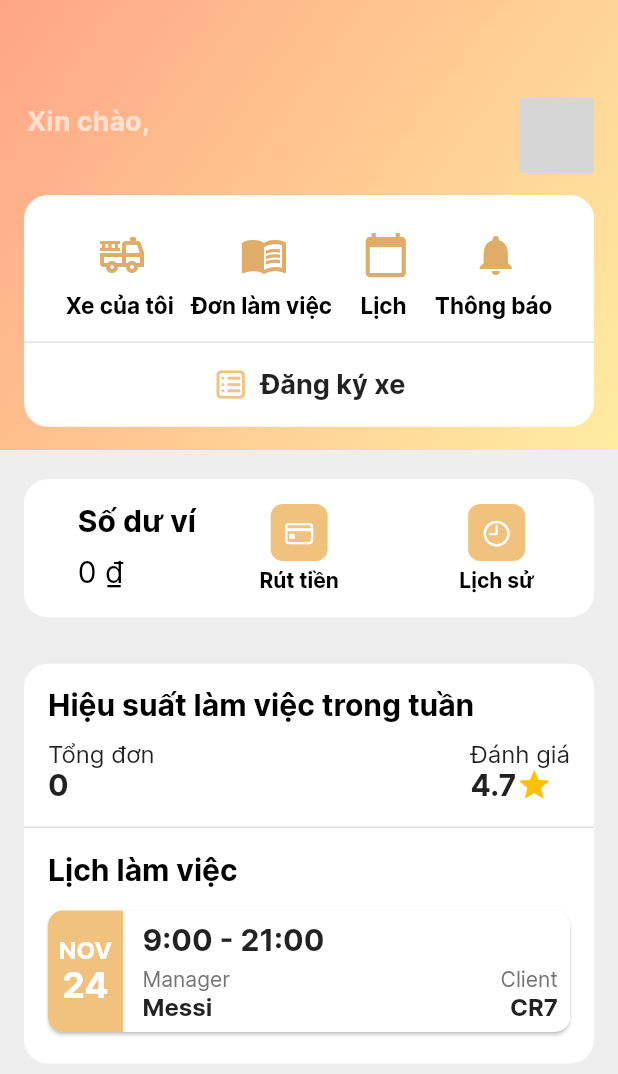
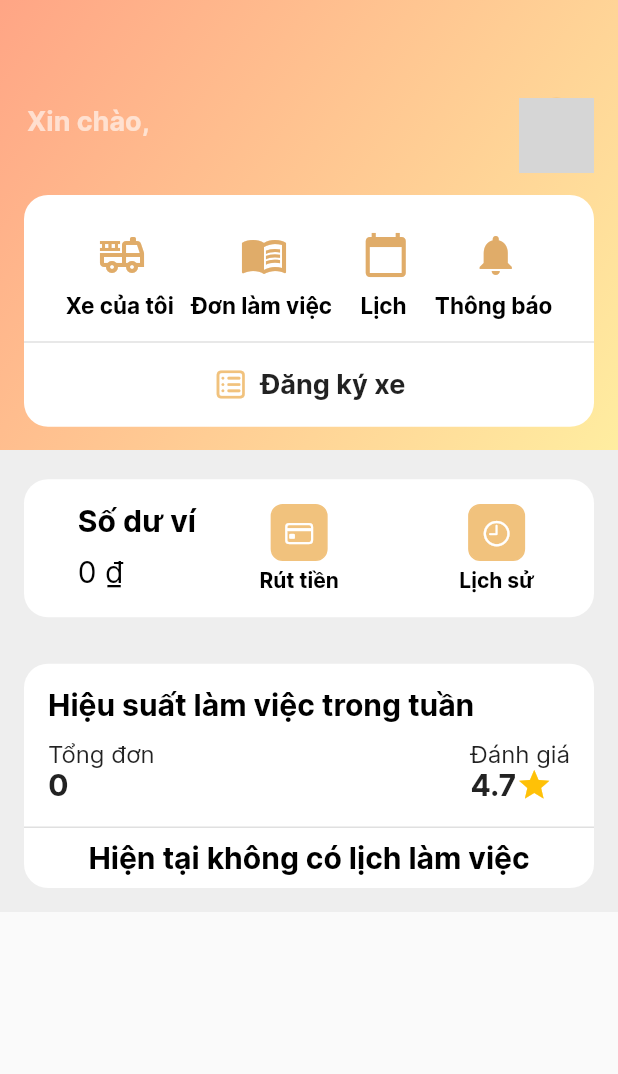
Before and after one commit to Bminh2312/Car_Rescue_Flutter_MO, a Flutter app: the CarOwnerHomeView screen opened directly with empty values, on a phone screen of 412 x 824 dp. Shown: the top 1074 px of the screen. Run offline on Flutter 3.47's test engine with Material 2 defaults, Android fonts, the phone set to English and light mode, and no system bars; our stand-ins replace dots_indicator, dotted_line, firebase_core, firebase_messaging, firebase_storage, flutter_local_notifications and 19 more; missing offline and left inert: country_calling_code_picker, dart:ffi, flutter_polyline_points, google_api_headers, google_maps_webservice, google_place and 2 more; accounts and stored records are empty; network calls fail; project files that could hold a hidden picture were left out; grey boxes are pictures that could not be loaded.

Commit message:
updated new

```diff
--- a/lib/src/presentation/view/car_owner_view/booking_list/layout/body.dart
+++ b/lib/src/presentation/view/car_owner_view/booking_list/layout/body.dart
@@ -762,7 +762,8 @@ class _BookingListBodyState extends State<BookingListBody>
                       trailing: BookingStatus(
                         status: booking.status,
                         fontSize: 14,
-                      ), // Use the BookingStatusWidget here
+                      ),
+                      // Use the BookingStatusWidget here
                     ),
                     Divider(
                       color: FrontendConfigs.kIconColor,
--- a/lib/src/presentation/view/car_owner_view/homepage/layout/body.dart
+++ b/lib/src/presentation/view/car_owner_view/homepage/layout/body.dart
@@ -1,7 +1,11 @@
+import 'package:CarRescue/src/models/current_week.dart';
 import 'package:CarRescue/src/models/feedback.dart';
 import 'package:CarRescue/src/models/rescue_vehicle_owner.dart';
 import 'package:CarRescue/src/models/wallet.dart';
 import 'package:CarRescue/src/models/wallet_transaction.dart';
+import 'package:CarRescue/src/models/work_shift.dart';
+import 'package:CarRescue/src/presentation/elements/custom_text.dart';
+import 'package:CarRescue/src/presentation/elements/loading_state.dart';
 import 'package:CarRescue/src/presentation/view/car_owner_view/bottom_nav_bar/bottom_nav_bar_view.dart';
 import 'package:CarRescue/src/presentation/view/car_owner_view/car_view/widgets/add_car_view.dart';
 
@@ -48,6 +52,8 @@ class _CarOwnerHomePageBodyState extends State<CarOwnerHomePageBody> {
   RescueVehicleOwner? _owner;
   Wallet? _wallet;
   List<WalletTransaction> walletTransactions = [];
+  List<WorkShift> weeklyShifts = [];
+  CurrentWeek? _currentWeek;
   @override
   void initState() {
     super.initState();
@@ -62,6 +68,44 @@ class _CarOwnerHomePageBodyState extends State<CarOwnerHomePageBody> {
         });
       }
     });
+  }
+
+  Future<void> loadCurrentWeek() async {
+    try {
+      final CurrentWeek currentWeekFromApi =
+          await AuthService().getCurrentWeek();
+      setState(() {
+        _currentWeek = currentWeekFromApi;
+        print('a1: $_currentWeek');
+
+        // After obtaining currentWeek.id, call loadWeeklyShift with it
+        loadWeeklyShift(_currentWeek!.id, widget.userId);
+      });
+    } catch (e) {
+      // Handle any exceptions here, such as network errors or errors from getCurrentWeek()
+      print('Error loading current week: $e');
+      throw e; // Rethrow the exception if needed
+    }
+  }
+
+  Future<void> loadWeeklyShift(String weekId, String userId) async {
+    try {
+      final List<WorkShift> weeklyShiftsFromAPI =
+          await AuthService().getWeeklyShiftOfCarOwner(weekId, userId);
+
+      // Sort the list by the latest date (assuming WorkShift has a date property)
+      weeklyShiftsFromAPI.sort((a, b) => a.date.compareTo(b.date));
+
+      // Update the state variable with the sorted data
+      setState(() {
+        weeklyShifts = weeklyShiftsFromAPI;
+        print('a2: $weeklyShifts');
+      });
+    } catch (e) {
+      // Handle the error or return an empty list based on your requirements
+
+      print('Error loading weekly shifts: $e');
+    }
   }
 
   Future<void> loadWalletTransaction(String walletId) async {
@@ -265,13 +309,48 @@ class _CarOwnerHomePageBodyState extends State<CarOwnerHomePageBody> {
     );
   }
 
+  String getTimeRange(String type) {
+    switch (type) {
+      case 'Night':
+        return '16:00 - 00:00';
+      case 'Morning':
+        return '08:00 - 16:00';
+      case 'Midnight':
+        return '00:00 - 08:00';
+      default:
+        return 'Unknown'; // Add a default value in case the type is not recognized
+    }
+  }
+
   Widget buildWeeklyTaskSchedule() {
-    return Container(
-      padding: EdgeInsets.all(16),
-      child: Column(
+    DateTime now = DateTime.now();
+    DateTime today = DateTime(now.year, now.month, now.day);
+    DateTime tomorrow = DateTime(now.year, now.month, now.day + 1);
+    List<WorkShift> filteredShifts = weeklyShifts.where((shift) {
+      DateTime shiftDate =
+          DateTime(shift.date.year, shift.date.month, shift.date.day);
+      return shiftDate == today || shiftDate == tomorrow;
+    }).toList();
+    if (weeklyShifts.length < 2) {
+      return Padding(
+        padding: const EdgeInsets.all(8.0),
+        child: Center(
+            child: CustomText(
+          text: 'Hiện tại không có lịch làm việc',
+          fontSize: 20,
+          fontWeight: FontWeight.bold,
+        )),
+      );
+    }
+    return Column(
       crossAxisAlignment: CrossAxisAlignment.start,
       children: [
-          Text(
+        SizedBox(
+          height: 10,
+        ),
+        Padding(
+          padding: const EdgeInsets.symmetric(horizontal: 16),
+          child: Text(
             'Lịch làm việc',
             style: TextStyle(
               fontSize: 20,
@@ -279,16 +358,20 @@ class _CarOwnerHomePageBodyState extends State<CarOwnerHomePageBody> {
               color: FrontendConfigs.kAuthColor,
             ),
           ),
-          SizedBox(height: 10),
-          Wrap(
-            spacing: 20,
-            runSpacing: 20,
-            children: weeklyTasks.map((task) {
+        ),
+        Container(
+          height: 300,
+          child: ListView.builder(
+            physics: NeverScrollableScrollPhysics(),
+            itemCount: filteredShifts.length,
+            itemBuilder: (context, index) {
+              final workShift = filteredShifts[index];
+
               return Card(
-                margin: EdgeInsets.symmetric(vertical: 5, horizontal: 0),
+                margin: EdgeInsets.symmetric(vertical: 15, horizontal: 10),
                 shape: RoundedRectangleBorder(
                     borderRadius: BorderRadius.circular(10)),
-                elevation: 1,
+                elevation: 3,
                 child: Stack(
                   children: [
                     // The "10 SEP" column
@@ -299,7 +382,7 @@ class _CarOwnerHomePageBodyState extends State<CarOwnerHomePageBody> {
                       child: Container(
                         width: 50,
                         decoration: BoxDecoration(
-                          color: FrontendConfigs.kIconColor,
+                          color: FrontendConfigs.kActiveColor,
                           borderRadius: BorderRadius.only(
                             topLeft: Radius.circular(10),
                             bottomLeft: Radius.circular(10),
@@ -310,7 +393,7 @@ class _CarOwnerHomePageBodyState extends State<CarOwnerHomePageBody> {
                           children: [
                             Text(
                               DateFormat('MMM')
-                                  .format(DateTime.now())
+                                  .format(workShift.date)
                                   .toUpperCase(),
                               style: TextStyle(
                                 fontSize: 16,
@@ -319,7 +402,7 @@ class _CarOwnerHomePageBodyState extends State<CarOwnerHomePageBody> {
                               ),
                             ),
                             Text(
-                              DateFormat('d').format(DateTime.now()),
+                              DateFormat('d').format(workShift.date),
                               style: TextStyle(
                                 fontSize: 24,
                                 fontWeight: FontWeight.bold,
@@ -332,85 +415,58 @@ class _CarOwnerHomePageBodyState extends State<CarOwnerHomePageBody> {
                     ),
 
                     // The rest of the content
-                    Container(
-                      child: Padding(
+                    Padding(
                       padding: const EdgeInsets.all(8.0),
                       child: Row(
                         crossAxisAlignment: CrossAxisAlignment.start,
                         children: [
                           SizedBox(
                               width:
-                                    55), // Adjusted to accommodate the "10 SEP" column
+                                  60), // Adjusted to accommodate the "10 SEP" column
                           Expanded(
                             child: Column(
                               crossAxisAlignment: CrossAxisAlignment.start,
                               children: [
                                 Text(
-                                    '9:00 - 21:00',
+                                  getTimeRange(workShift.type),
                                   style: TextStyle(
                                     fontSize: 20,
                                     fontWeight: FontWeight.bold,
                                   ),
                                 ),
                                 SizedBox(height: 5),
-                                  Row(
-                                    mainAxisAlignment:
-                                        MainAxisAlignment.spaceBetween,
-                                    children: [
-                                      Text(
-                                        'Manager',
-                                        style:
-                                            TextStyle(color: Colors.grey[600]),
-                                      ),
-                                      Text('Client',
-                                          style: TextStyle(
-                                              color: Colors.grey[600])),
-                                    ],
-                                  ),
-                                  Row(
-                                    mainAxisAlignment:
-                                        MainAxisAlignment.spaceBetween,
-                                    children: [
-                                      Text(
-                                        'Messi',
-                                        style: TextStyle(
-                                            fontSize: 16,
+                                Align(
+                                  alignment: Alignment.centerLeft,
+                                  child: Chip(
+                                    padding: EdgeInsets.zero,
+                                    label: Text("SCHEDULED"),
+                                    backgroundColor: Colors.green,
+                                    labelStyle: TextStyle(
+                                        color: Colors.white,
                                         fontWeight: FontWeight.bold),
                                   ),
-                                      Text(
-                                        'CR7',
-                                        style: TextStyle(
-                                            fontSize: 16,
-                                            fontWeight: FontWeight.bold),
                                 ),
                               ],
                             ),
-                                  // if (event.isScheduled)
-                                  //   Align(
-                                  //     alignment: Alignment.centerLeft,
-                                  //     child: Chip(
-                                  //       padding: EdgeInsets.zero,
-                                  //       label: Text("SCHEDULED"),
-                                  //       backgroundColor: Colors.green,
-                                  //       labelStyle: TextStyle(
-                                  //           color: Colors.white,
-                                  //           fontWeight: FontWeight.bold),
-                                  //     ),
-                                  //   ),
+                          ),
+                          // IconButton(
+                          //   onPressed: () {
+                          //     showUpdatedShiftModal(context, workShift.id,
+                          //         workShift.date, workShift.type);
+                          //     // Call the updateWeeklyShift function here
+                          //   },
+                          //   icon: Icon(CupertinoIcons.pencil, size: 25),
+                          // )
                         ],
-                              ),
-                            )
-                          ],
-                        ),
                       ),
                     ),
                   ],
                 ),
               );
-            }).toList(),
+            },
+          ),
         ),
       ],
-      ),
     );
   }
 
--- a/lib/src/presentation/view/customer_view/select_service/layout/body.dart
+++ b/lib/src/presentation/view/customer_view/select_service/layout/body.dart
@@ -328,6 +328,7 @@ class _ServiceBodyState extends State<ServiceBody> {
                             // Rescue type
                             trailing: BookingStatus(
                                           status: order.status,
+                                          fontSize: 16,
                                         ), // Order status
                             onTap: () {
                               // Action to view details or cancel the order
```
Also changed, not shown: lib/src/presentation/elements/booking_status.dart (+21 -1 lines), lib/src/presentation/view/customer_view/orders/layout/body.dart (+18 -10 lines). Lines whose indentation alone changed are shown as unchanged.
